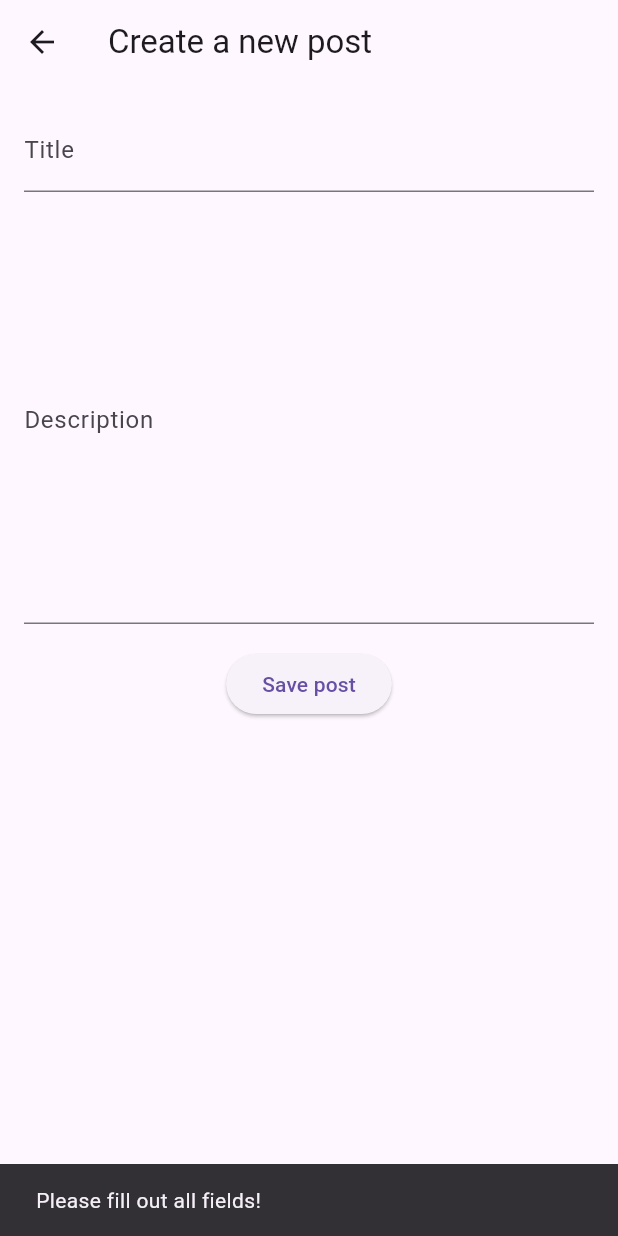
After one commit to flammefolie/5AL_tp_flutter, a Flutter app: the CreatePostScreen screen opened by its route, after a tap on "Save post", on a phone screen of 412 x 824 dp. The commit adds this screen. Run offline on Flutter 3.47's test engine with Material 3 defaults, Android fonts, the phone set to English and light mode, and no system bars; our stand-ins replace bloc, flutter_bloc.

Commit message:
feat: create post

```diff
--- a/lib/main.dart
+++ b/lib/main.dart
@@ -1,5 +1,6 @@
 import 'package:flutter/material.dart';
 import 'package:flutter_bloc/flutter_bloc.dart';
+import 'package:tp_flutter_posts/posts_screen/create_post_screen/create_post_screen.dart';
 import 'package:tp_flutter_posts/posts_screen/post_detail_screen/post_detail_screen.dart';
 import 'package:tp_flutter_posts/posts_screen/posts_bloc/posts_bloc.dart';
 import 'package:tp_flutter_posts/posts_screen/posts_screen.dart';
@@ -28,6 +29,7 @@ class MyApp extends StatelessWidget {
           debugShowCheckedModeBanner: false,
           routes: {
             '/': (context) => const PostsScreen(),
+            'createPost': (context) => const CreatePostScreen(),
           },
           onGenerateRoute: (routeSettings) {
             Widget screen = Container(color: Colors.pink);
--- /dev/null
+++ b/lib/posts_screen/create_post_screen/create_post_screen.dart
@@ -0,0 +1,75 @@
+import 'package:flutter/material.dart';
+import 'package:flutter_bloc/flutter_bloc.dart';
+
+import '../../shared/models/post.dart';
+import '../posts_bloc/posts_bloc.dart';
+
+class CreatePostScreen extends StatefulWidget {
+  const CreatePostScreen({super.key});
+
+  static Future<void> navigateTo(BuildContext context) {
+    return Navigator.pushNamed(context, 'createPost');
+  }
+
+  @override
+  State<CreatePostScreen> createState() => _CreatePostScreenState();
+}
+
+class _CreatePostScreenState extends State<CreatePostScreen> {
+  final TextEditingController _titleController = TextEditingController();
+  final TextEditingController _descriptionController = TextEditingController();
+
+  @override
+  Widget build(BuildContext context) {
+    return Scaffold(
+      appBar: AppBar(
+        title: const Text('Create a new post'),
+      ),
+      body: Padding(
+        padding: const EdgeInsets.all(16.0),
+        child: Column(
+          children: [
+            TextField(
+              controller: _titleController,
+              decoration: const InputDecoration(labelText: 'Title'),
+            ),
+            const SizedBox(height: 16),
+            TextField(
+              controller: _descriptionController,
+              decoration: const InputDecoration(labelText: 'Description'),
+              maxLines: 10,
+            ),
+            const SizedBox(height: 16),
+            ElevatedButton(
+              onPressed: _createPost,
+              child: const Text('Save post'),
+            ),
+          ],
+        ),
+      ),
+    );
+  }
+
+  void _createPost() async {
+    final title = _titleController.text.trim();
+    final description = _descriptionController.text.trim();
+
+    if (title.isNotEmpty && description.isNotEmpty) {
+      final newPost = Post(
+        id: DateTime.now()
+            .millisecondsSinceEpoch, // ID unique basé sur l'horodatage
+        title: title,
+        description: description,
+      );
+
+      final postsBloc = BlocProvider.of<PostsBloc>(context);
+      postsBloc.add(CreatePost(post: newPost));
+
+      Navigator.pop(context);
+    } else {
+      ScaffoldMessenger.of(context).showSnackBar(
+        const SnackBar(content: Text('Please fill out all fields!')),
+      );
+    }
+  }
+}
--- a/lib/posts_screen/posts_bloc/posts_event.dart
+++ b/lib/posts_screen/posts_bloc/posts_event.dart
@@ -4,3 +4,9 @@ part of 'posts_bloc.dart';
 sealed class PostsEvent {}
 
 class GetAllPosts extends PostsEvent {}
+
+class CreatePost extends PostsEvent {
+  final Post post;
+
+  CreatePost({required this.post});
+}
--- a/lib/shared/services/posts_repository.dart
+++ b/lib/shared/services/posts_repository.dart
@@ -16,4 +16,11 @@ class PostsRepository {
       //si jamais on utilisait une source externe, une logique supplémentaire devrait être ajoutée.
     }
   }
+
+  Future<Post> addPost(Post post) async {
+    final existingPosts = await localDataSource.getAllPosts();
+    final updatedPosts = [...existingPosts, post];
+    await localDataSource.save(updatedPosts);
+    return post;
+  }
 }
```
Also changed, not shown: lib/posts_screen/posts_bloc/posts_bloc.dart (+17 -0 lines), lib/posts_screen/posts_screen.dart (+8 -0 lines).
